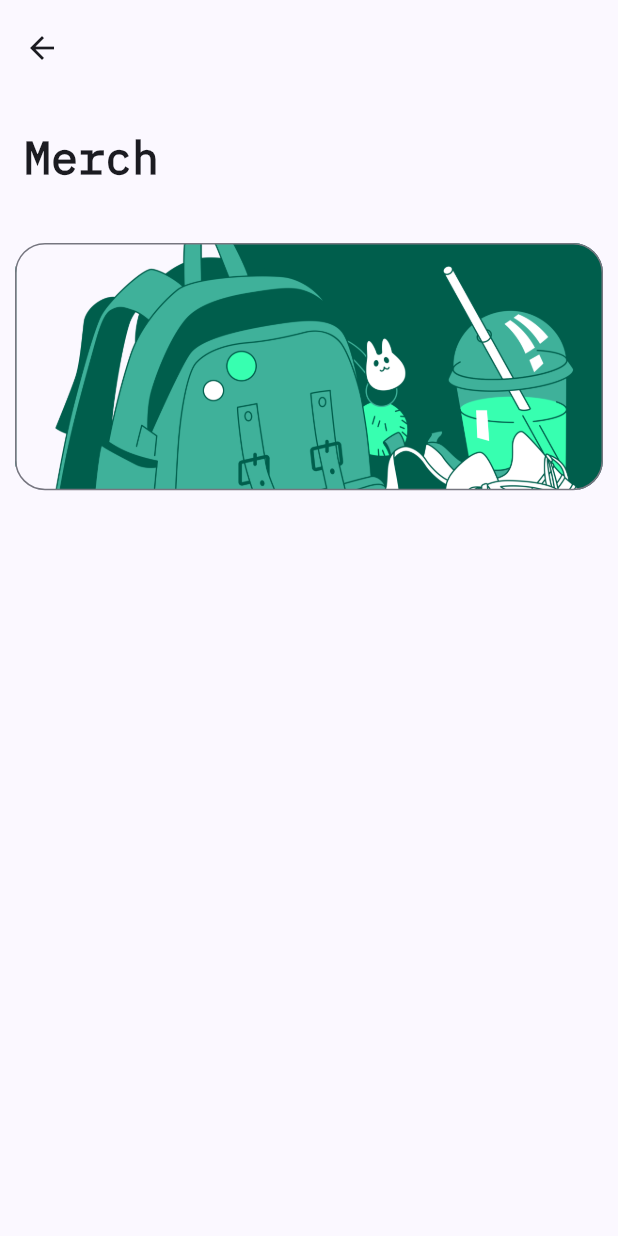
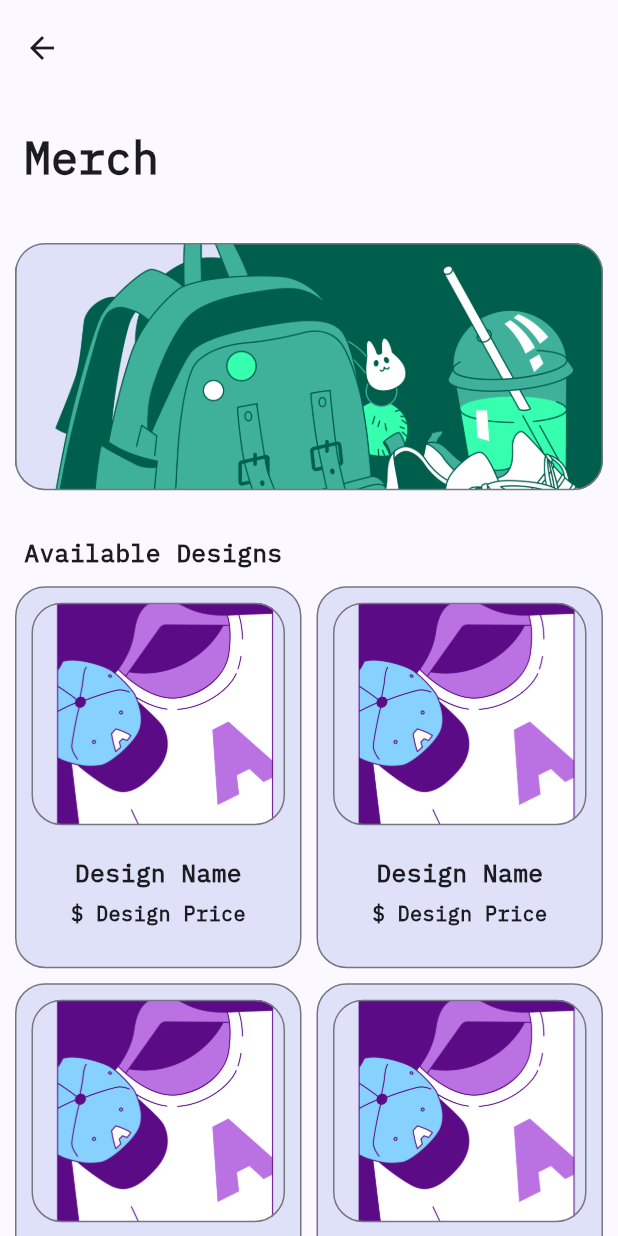
Before and after one commit to Cscreed3131/cliff, a Flutter app: the BuyMerchScreen screen opened by its route, on a phone screen of 412 x 824 dp. Run offline on Flutter 3.47's test engine with Material 2 defaults, Android fonts, the phone set to English and light mode, and no system bars; drawn by our look-alikes of dynamic_color; our stand-ins replace carousel_slider, cloud_firestore, firebase_auth, firebase_core, firebase_storage, flutter_riverpod and 1 more; accounts and stored records are empty.

Commit message:
Added Merch page, also changes to events page

```diff
--- a/lib/screens/buy_merch_screen.dart
+++ /dev/null
@@ -1,58 +0,0 @@
-import 'package:flutter/material.dart';
-
-
-
-class BuyMerchScreen extends StatelessWidget {
-  const BuyMerchScreen({super.key});
-  static const routeName = '/Merch';
-  @override
-  Widget build(BuildContext context) {
-    final screenHeight = MediaQuery.of(context).size.height;
-    return Scaffold(
-      body: CustomScrollView(
-        slivers: [
-          SliverAppBar.large(
-            title: const Text(
-              "Merch",
-              style: TextStyle(
-                fontFamily: 'IBMPlexMono',
-                fontSize: 30,
-                fontWeight: FontWeight.bold,
-                // color: textColor,
-              ),
-            ),
-          ),
-
-          SliverToBoxAdapter(
-              child: SingleChildScrollView(
-                  child: Column(
-                      crossAxisAlignment: CrossAxisAlignment.start,
-                      children: [
-                        //event image container, this will not change (probably)
-                        Container(
-                            height: screenHeight * 0.2,
-                            width: double.infinity,
-                            margin: const EdgeInsets.all(10),
-                            decoration: BoxDecoration(
-                              border: Border.all(
-                                color: Theme.of(context).colorScheme.outline,
-                              ),
-                              borderRadius: BorderRadius.circular(20),
-                              image: const DecorationImage(
-                                image: AssetImage('assets/images/merch.png'),
-                                fit: BoxFit.fitWidth,
-                              ),
-                            )),
-
-                        const SizedBox(
-                          height: 20,
-                        ),
-                      ]
-                  )
-              )
-          ),
-        ],
-      ),
-    );
-  }
-}
--- /dev/null
+++ b/lib/screens/merch/buy_merch_screen.dart
@@ -0,0 +1,168 @@
+import 'package:flutter/material.dart';
+
+import 'merch_details_screen.dart';
+
+
+
+class BuyMerchScreen extends StatelessWidget {
+  const BuyMerchScreen({super.key});
+  static const routeName = '/Merch';
+  @override
+  Widget build(BuildContext context) {
+    final screenHeight = MediaQuery.of(context).size.height;
+    final font20 = screenHeight * 0.02;
+    return Scaffold(
+      body: CustomScrollView(
+        slivers: [
+          SliverAppBar.large(
+            leading: IconButton(
+              onPressed: () {
+                Navigator.of(context).pop();
+              },
+              icon: const Icon(Icons.arrow_back),
+            ),
+            title: const Text(
+              "Merch",
+              style: TextStyle(
+                fontFamily: 'IBMPlexMono',
+                fontSize: 30,
+                fontWeight: FontWeight.bold,
+                // color: textColor,
+              ),
+            ),
+          ),
+
+          SliverToBoxAdapter(
+              child: SingleChildScrollView(
+                  child: Column(
+                      crossAxisAlignment: CrossAxisAlignment.start,
+                      children: [
+                        //event image container, this will not change (probably)
+                        Container(
+                            height: screenHeight * 0.2,
+                            width: double.infinity,
+                            margin: const EdgeInsets.all(10),
+                            decoration: BoxDecoration(
+                              color: Theme.of(context).colorScheme.secondaryContainer,
+                              border: Border.all(
+                                color: Theme.of(context).colorScheme.outline,
+                              ),
+                              borderRadius: BorderRadius.circular(20),
+                              image: const DecorationImage(
+                                image: AssetImage('assets/images/merch.png'),
+                                fit: BoxFit.fitWidth,
+                              ),
+                            )),
+
+                        const SizedBox(
+                          height: 20,
+                        ),
+
+                        Padding(
+                          padding: const EdgeInsets.only(left: 16.0),
+                          child: Text(
+                            "Available Designs",
+                            style: TextStyle(
+                              fontFamily: 'IBMPlexMono',
+                              fontSize: font20,
+                              fontWeight: FontWeight.bold,
+                              // color: textColor,
+                            ),
+                          ),
+                        ),
+
+                        //Designs
+                        GridView.builder(
+                          itemCount: 10,
+                          shrinkWrap: true,
+                          physics: const NeverScrollableScrollPhysics(),
+                          padding: const EdgeInsets.all(10),
+                          gridDelegate: const SliverGridDelegateWithFixedCrossAxisCount(
+                            crossAxisCount: 2,
+                            childAspectRatio: 0.75,
+                            crossAxisSpacing: 10,
+                            mainAxisSpacing: 10,
+                          ),
+                          itemBuilder: (context, index){
+                            return InkWell(
+
+                              //navigate to merch details screen
+                              onTap: () {
+                                Navigator.pushNamed(
+                                  context,
+                                  MerchDetails.routeName,
+                                  arguments: {
+                                    'merchName': 'Generic Shirt',
+                                    'merchPrice': 100,
+                                    'merchDesc': 'This is a cool merch. This is a cool merch. This is a cool merch. This is a cool merch. This is a cool merch. This is a cool merch. This is a cool merch. This is a cool merch. This is a cool merch. This is a cool merch. This is a cool merch. ',
+                                    'photoUrl': 'assets/images/shirt.png'
+                                  },
+                                );
+                              },
+                              child: Container(
+                                decoration: BoxDecoration(
+                                  color: Theme.of(context).colorScheme.secondaryContainer,
+                                  border: Border.all(
+                                    color: Theme.of(context).colorScheme.outline,
+                                  ),
+                                  borderRadius: BorderRadius.circular(20),
+                                ),
+                                child: Column(
+                                  children: [
+                                    Container(
+                                      height: screenHeight * 0.18,
+                                      width: double.infinity,
+                                      margin: const EdgeInsets.all(10),
+                                      decoration: BoxDecoration(
+                                        color: Theme.of(context).colorScheme.secondaryContainer,
+                                        border: Border.all(
+                                          color: Theme.of(context).colorScheme.outline,
+                                        ),
+                                        borderRadius: BorderRadius.circular(20),
+                                        image: const DecorationImage(
+                                          image: AssetImage('assets/images/shirt.png'),
+                                          fit: BoxFit.cover,
+                                        ),
+                                      ),
+                                    ),
+                                    const SizedBox(
+                                      height: 10,
+                                    ),
+                                    Text(
+                                      "Design Name",
+                                      maxLines: 1,
+                                      overflow: TextOverflow.ellipsis,
+                                      style: TextStyle(
+                                        fontFamily: 'IBMPlexMono',
+                                        fontSize: font20,
+                                        fontWeight: FontWeight.bold,
+                                        // color: textColor,
+                                      ),
+                                    ),
+                                    const SizedBox(
+                                      height: 5,
+                                    ),
+                                    Text(
+                                      "\$ Design Price",
+                                      style: TextStyle(
+                                        fontFamily: 'IBMPlexMono',
+                                        fontSize: font20-3,
+                                        fontWeight: FontWeight.bold,
+                                        // color: textColor,
+                                      ),
+                                    ),
+                                  ],
+                                ),
+                              ),
+                            );
+                          },
+                        )
+                      ]
+                  )
+              ),
+          ),
+        ],
+      ),
+    );
+  }
+}
--- a/lib/widgets/home_grid_view.dart
+++ b/lib/widgets/home_grid_view.dart
@@ -1,5 +1,5 @@
 import 'package:cliff/screens/alumni_screen.dart';
-import 'package:cliff/screens/buy_merch_screen.dart';
+import 'package:cliff/screens/merch/buy_merch_screen.dart';
 import 'package:cliff/screens/event_screen.dart';
 import 'package:cliff/screens/history_screen.dart';
 import 'package:cliff/screens/memories.dart';
```
Also changed, not shown: lib/main.dart (+14 -2 lines), lib/screens/event_screen.dart (+18 -6 lines), lib/screens/home_page.dart (added, +57 -0 lines), lib/screens/merch/merch_details_screen.dart (added, +127 -0 lines), lib/widgets/app_drawer.dart (+7 -7 lines), lib/widgets/events_widget.dart (+56 -51 lines), assets/images/shirt.png (added).
